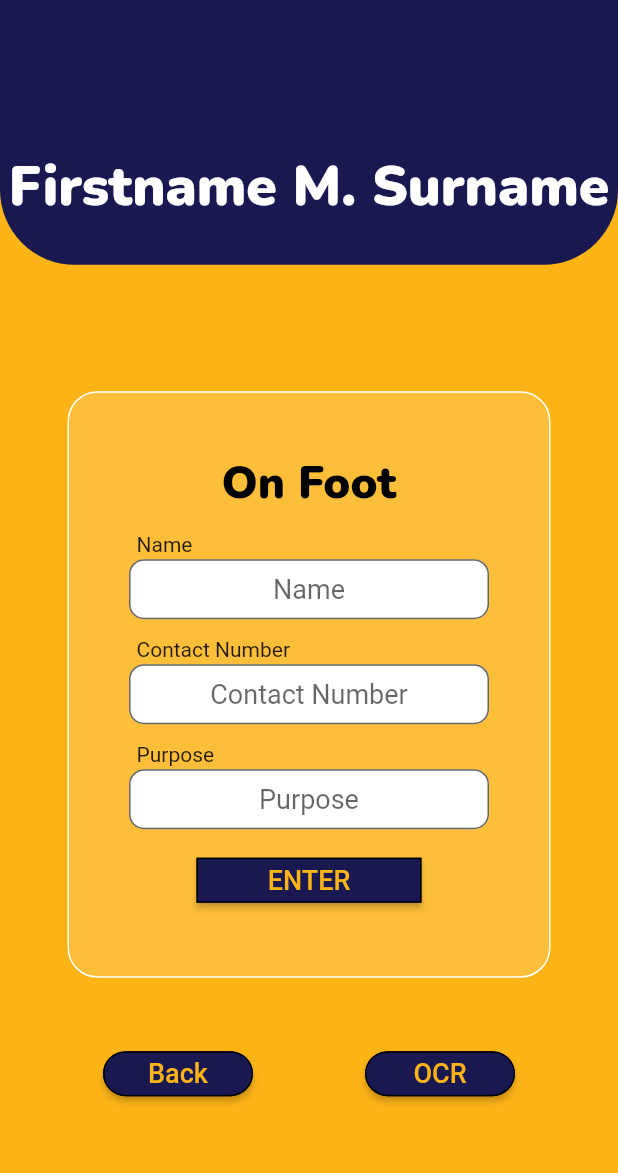
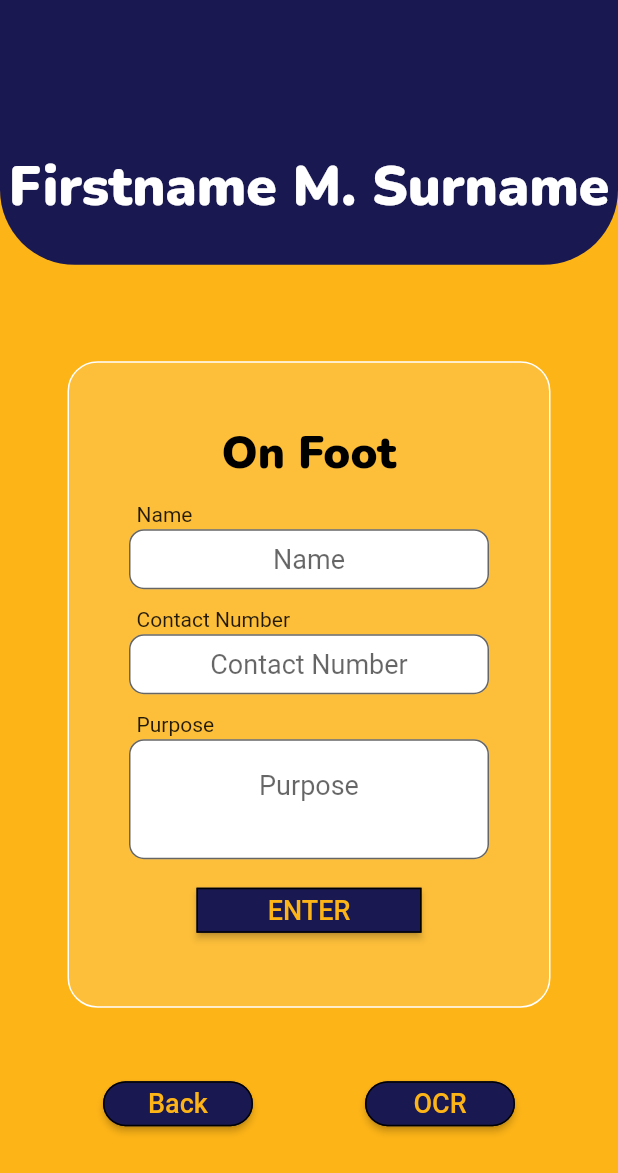
Before and after one commit to MendozaFiona/digiLogSecurity, a Flutter app: the ScanOCR screen opened by its route, after a tap on "Manual Input", on a phone screen of 412 x 824 dp. Shown: the top 1173 px of the screen. Run offline on Flutter 3.47's test engine with Material 2 defaults, Android fonts, the phone set to English and light mode, and no system bars.

Commit message:
fixed form

```diff
--- a/lib/essentials/small_widgets.dart
+++ b/lib/essentials/small_widgets.dart
@@ -2,6 +2,7 @@ import 'package:flutter/material.dart';
 import 'package:digi_logsec/essentials/page_format.dart';
 import 'package:digi_logsec/essentials/widget_methods.dart';
 import 'package:digi_logsec/essentials/styles.dart';
+import 'package:flutter/services.dart';
 
 class SmallWidgets extends PageFormat {
   SmallWidgets(BuildContext context) : super(context);
@@ -46,6 +47,20 @@ class SmallWidgets extends PageFormat {
 
   static Column formField(
       {TextEditingController fieldController, String label}) {
+    TextInputType fieldType = TextInputType.text;
+    double fieldHeight = 40;
+    int length = 40;
+    int lines = 1;
+
+    if (label == 'Purpose') {
+      fieldHeight = 80;
+      length = 100;
+      lines = 2;
+    } else if (label == 'Contact Number') {
+      fieldType = TextInputType.phone;
+      length = 11;
+    }
+
     return Column(
       children: [
         SizedBox(
@@ -58,10 +73,13 @@ class SmallWidgets extends PageFormat {
             child: Align(alignment: Alignment.centerLeft, child: Text(label))),
         Container(
           width: 240,
-          height: 40,
+          height: fieldHeight,
           child: TextFormField(
             controller: fieldController,
             textAlign: TextAlign.center,
+            keyboardType: fieldType,
+            inputFormatters: [LengthLimitingTextInputFormatter(length)],
+            maxLines: lines,
             style: TextStyle(
               fontSize: 18.0,
             ),
--- a/lib/essentials/styles.dart
+++ b/lib/essentials/styles.dart
@@ -5,6 +5,11 @@ class Styles extends PageFormat {
   Styles(BuildContext context) : super(context);
 
   static InputDecoration formStyle(String label) {
+    double conPadding = 1;
+
+    if (label == 'Purpose') {
+      conPadding = 20;
+    }
     return InputDecoration(
       hintText: label,
       //enabled: enableField,
@@ -16,7 +21,7 @@ class Styles extends PageFormat {
             color: Color.fromRGBO(25, 24, 81, 1),
           ),
           borderRadius: BorderRadius.circular(10.0)),
-      contentPadding: EdgeInsets.symmetric(horizontal: 1, vertical: 1),
+      contentPadding: EdgeInsets.symmetric(horizontal: 1, vertical: conPadding),
     );
   }
 }
```
